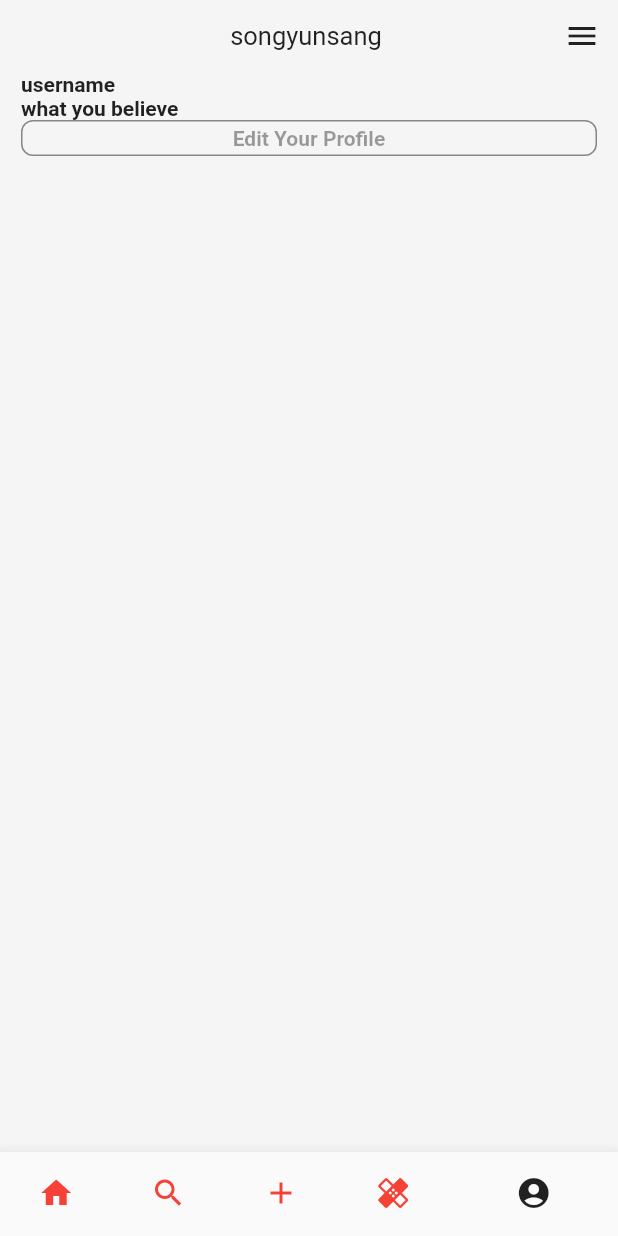
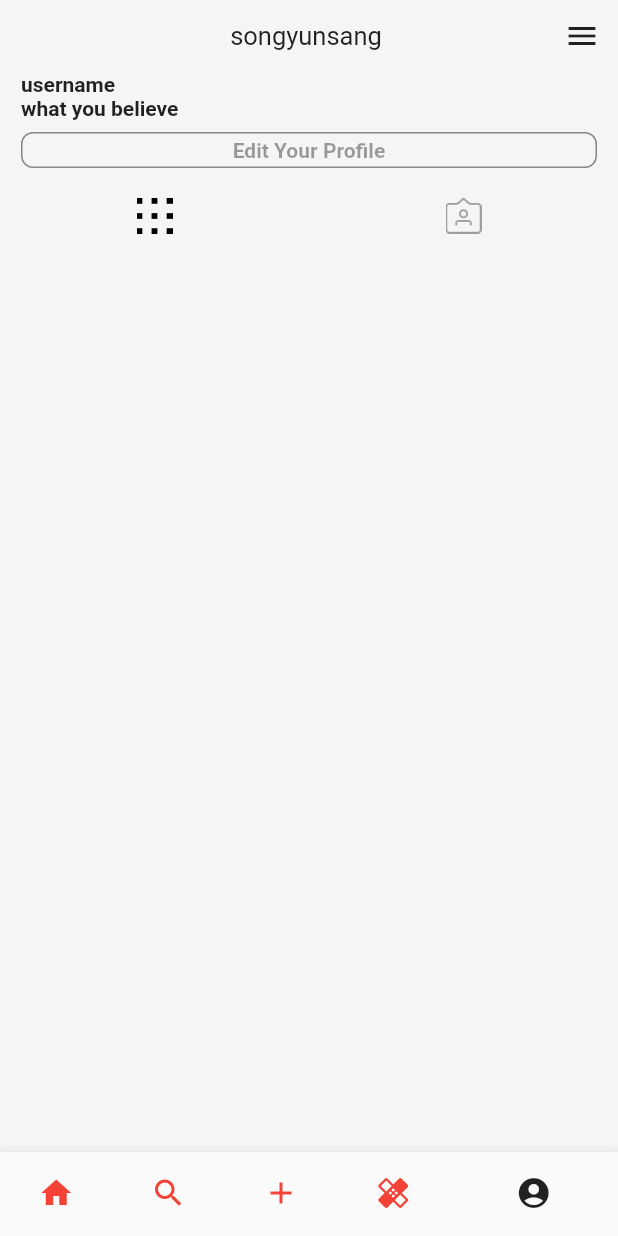
Before and after one commit to songys96/flutter_instagram_clone, a Flutter app: the screen it shows after launch, item 5 of the bottom bar chosen, on a phone screen of 412 x 824 dp. Run offline on Flutter 3.47's test engine with Material 2 defaults, Android fonts, the phone set to English and light mode, and no system bars; our stand-ins replace cached_network_image.

Commit message:
25. select btn on profile with event

```diff
--- a/lib/screens/profile_screen.dart
+++ b/lib/screens/profile_screen.dart
@@ -1,5 +1,6 @@
 import 'package:flutter/material.dart';
 import 'package:flutter_app/constants/common_size.dart';
+import 'package:flutter_app/widgets/profileBody.dart';
 
 class ProfileScreen extends StatelessWidget {
   @override
@@ -11,54 +12,15 @@ class ProfileScreen extends StatelessWidget {
           crossAxisAlignment: CrossAxisAlignment.start,
           children: <Widget>[
             _appbar(),
-            Expanded(
-              child: CustomScrollView(
-                slivers: [
-                  SliverList(delegate: SliverChildListDelegate([
-                      _username(),
-                      _userbio(),
-                      _editProfileButton(),]
-                  ))
-                ],
-              ),
-            ),
+            ProfileBody(),
+
           ],
         ),
       ),
     );
   }
 
-  Widget _editProfileButton() {
-    return Padding(
-      padding: const EdgeInsets.symmetric(horizontal: common_gap),
-      child: SizedBox(
-        height: 24,
-        child: OutlineButton(
-                onPressed: null,
-                borderSide: BorderSide(color: Colors.black45),
-                shape: RoundedRectangleBorder(
-                  borderRadius: BorderRadius.circular(8)
-                ),
-                child: Text("Edit Your Profile", style: TextStyle(fontWeight: FontWeight.bold),)
 
-              ),
-      ),
-    );
-  }
-
-  Widget _userbio() {
-    return Padding(
-      padding: const EdgeInsets.symmetric(horizontal: common_gap),
-      child: Text('what you believe', style: TextStyle(fontWeight: FontWeight.bold),),
-    );
-  }
-
-  Widget _username() {
-    return Padding(
-      padding: const EdgeInsets.symmetric(horizontal: common_gap),
-      child: Text('username', style: TextStyle(fontWeight: FontWeight.bold),),
-    );
-  }
 
   Row _appbar() {
     return Row(
--- /dev/null
+++ b/lib/widgets/profileBody.dart
@@ -0,0 +1,80 @@
+import 'package:flutter/cupertino.dart';
+import 'package:flutter/material.dart';
+import 'package:flutter_app/constants/common_size.dart';
+
+class ProfileBody extends StatefulWidget {
+
+  @override
+  _ProfileBodyState createState() => _ProfileBodyState();
+}
+
+class _ProfileBodyState extends State<ProfileBody> {
+
+  bool selectedLeft = true;
+
+  @override
+  Widget build(BuildContext context) {
+    return Expanded(
+      child: CustomScrollView(
+        slivers: [
+          SliverList(delegate: SliverChildListDelegate([
+            _username(),
+            _userbio(),
+            _editProfileButton(),
+            Row(
+              children: [
+                Expanded(child: IconButton(
+                    icon: ImageIcon(AssetImage("assets/images/grid.png"), color: selectedLeft?Colors.black:Colors.grey,),
+                    onPressed: (){
+                      setState(() {
+                        selectedLeft=true;
+                      });
+                    })),
+                Expanded(child: IconButton(
+                    icon: ImageIcon(AssetImage("assets/images/saved.png"), color: selectedLeft?Colors.grey:Colors.black,),
+                    onPressed: (){
+                      setState(() {
+                        selectedLeft=false;
+                      });
+                    })),
+
+              ],
+            )
+          ]
+          ))
+        ],
+      ),
+    );
+  }
+}
+  Widget _editProfileButton() {
+    return Padding(
+      padding: const EdgeInsets.symmetric(horizontal: common_gap, vertical: common_xxs_gap),
+      child: SizedBox(
+        height: 24,
+        child: OutlineButton(
+            onPressed: null,
+            borderSide: BorderSide(color: Colors.black45),
+            shape: RoundedRectangleBorder(
+                borderRadius: BorderRadius.circular(8)
+            ),
+            child: Text("Edit Your Profile", style: TextStyle(fontWeight: FontWeight.bold),)
+
+        ),
+      ),
+    );
+  }
+
+  Widget _userbio() {
+    return Padding(
+      padding: const EdgeInsets.symmetric(horizontal: common_gap),
+      child: Text('what you believe', style: TextStyle(fontWeight: FontWeight.bold),),
+    );
+  }
+
+  Widget _username() {
+    return Padding(
+      padding: const EdgeInsets.symmetric(horizontal: common_gap),
+      child: Text('username', style: TextStyle(fontWeight: FontWeight.bold),),
+    );
+  }
--- a/pubspec.yaml
+++ b/pubspec.yaml
@@ -54,6 +54,7 @@ flutter:
     - assets/images/comment.png
     - assets/images/direct_message.png
     - assets/images/like.png
+    - assets/images/
   #   - images/a_dot_ham.jpeg
 
   # An image asset can refer to one or more resolution-specific "variants", see
```
